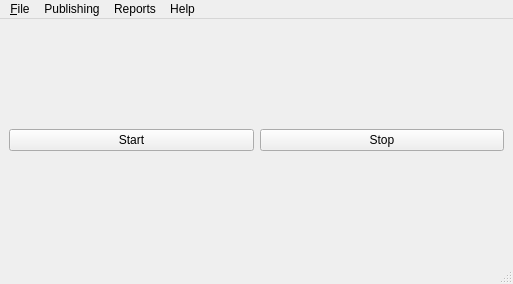
Before: the Qt Designer form src/mainwindow/mainwindow.ui in cityofaustin/ags-service-publisher-gui, drawn with Qt 5.
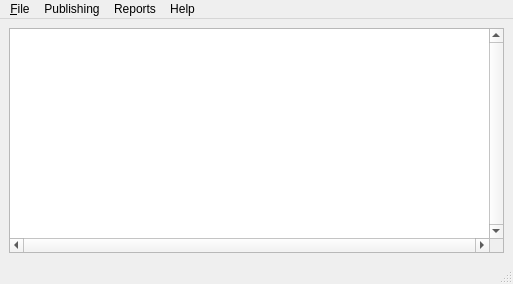
After: the same form once the commit is applied.

Commit message:
Added a global log window with messages colorized by level
  - Revamped the worker system to be more dynamic, creating workers and threads on the fly
  - Removed start/stop buttons and hooked up the menu actions to the worker system
  - Added a top-level log messaging queue

```diff
--- a/src/mainwindow/mainwindow.ui
+++ b/src/mainwindow/mainwindow.ui
@@ -18,16 +18,45 @@
     <item row="0" column="0">
      <layout class="QHBoxLayout" name="horizontalLayout">
       <item>
-       <widget class="QPushButton" name="startButton">
-        <property name="text">
-         <string>Start</string>
+       <widget class="QPlainTextEdit" name="logWindow">
+        <property name="font">
+         <font>
+          <family>Courier New</family>
+          <pointsize>10</pointsize>
+         </font>
         </property>
-       </widget>
-      </item>
-      <item>
-       <widget class="QPushButton" name="stopButton">
-        <property name="text">
-         <string>Stop</string>
+        <property name="acceptDrops">
+         <bool>false</bool>
+        </property>
+        <property name="verticalScrollBarPolicy">
+         <enum>Qt::ScrollBarAlwaysOn</enum>
+        </property>
+        <property name="horizontalScrollBarPolicy">
+         <enum>Qt::ScrollBarAlwaysOn</enum>
+        </property>
+        <property name="tabChangesFocus">
+         <bool>true</bool>
+        </property>
+        <property name="documentTitle">
+         <string notr="true"/>
+        </property>
+        <property name="undoRedoEnabled">
+         <bool>false</bool>
+        </property>
+        <property name="lineWrapMode">
+         <enum>QPlainTextEdit::NoWrap</enum>
+        </property>
+        <property name="readOnly">
+         <bool>true</bool>
+        </property>
+        <property name="plainText">
+         <string notr="true"/>
+        </property>
+        <property name="cursorWidth">
+         <number>0</number>
+        </property>
+        <property name="textInteractionFlags">
+         <set>Qt::TextSelectableByKeyboard|Qt::TextSelectableByMouse</set>
         </property>
        </widget>
       </item>
```
Left out of the diff: 6 changed lines with no effect on the pictures. The commit also changes 9 other files.
